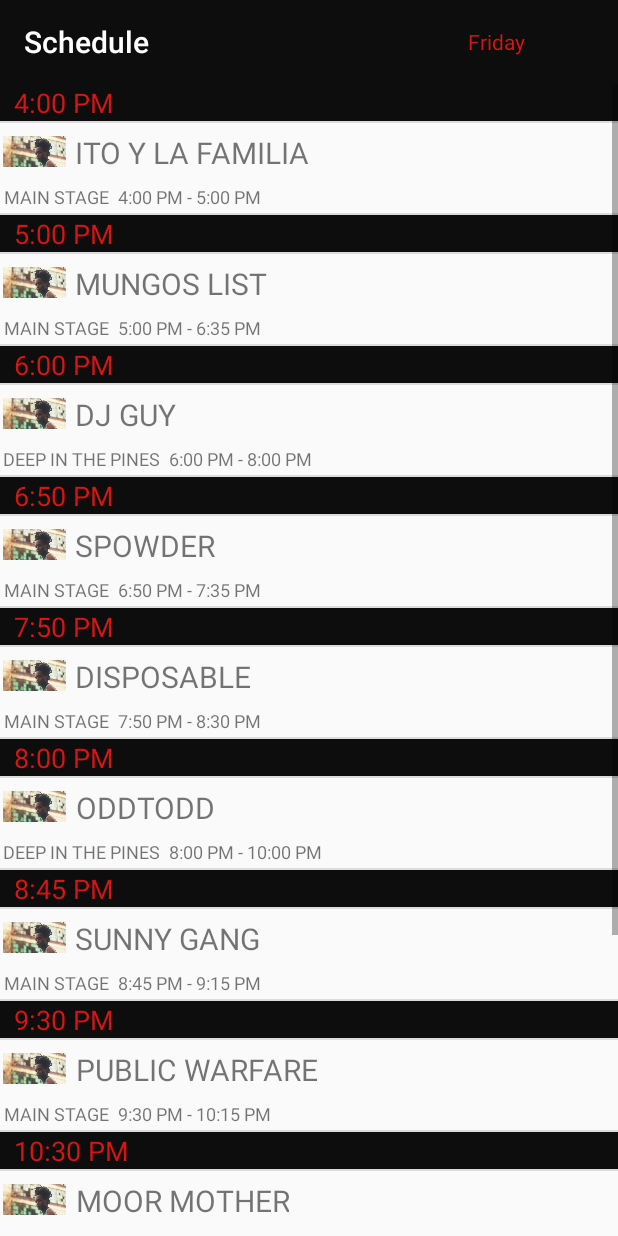
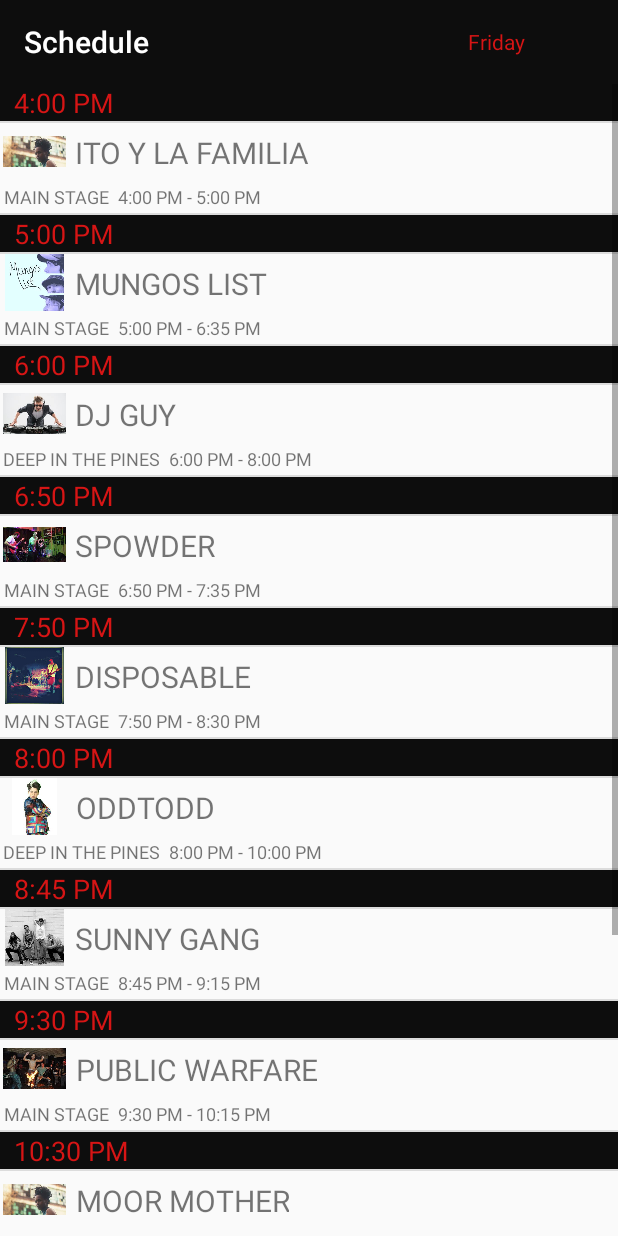
Before and after one commit to rbaro456/Madliberation-Android, an Android app: the Schedule screen opened directly, with no data from a screen before it, on a phone screen of 412 x 824 dp. Run offline under Robolectric (Android 15) with nearby library versions, the phone set to English and light mode, and no system bars.

Commit message:
Put artist images in the schedule activity. When aritist is clicked in schedule activity it leads to the artist's info page.

```diff
--- a/app/src/main/java/com/madliberationfestival/robertbarbaro/madliberation/DataBaseHelper.java
+++ b/app/src/main/java/com/madliberationfestival/robertbarbaro/madliberation/DataBaseHelper.java
@@ -6,6 +6,7 @@ import android.database.SQLException;
 import android.database.sqlite.SQLiteDatabase;
 import android.database.sqlite.SQLiteException;
 import android.database.sqlite.SQLiteOpenHelper;
+import android.widget.Toast;
 
 import com.madliberationfestival.robertbarbaro.madliberation.Model.Artist;
 import com.madliberationfestival.robertbarbaro.madliberation.Model.ArtistSchedule;
@@ -167,7 +168,7 @@ public class DataBaseHelper extends SQLiteOpenHelper {
         openDataBase();
 
         Cursor cursor = myDataBase.rawQuery(
-                "Select * from artist where name = " + "'" + artistName+ "'",null);
+                "Select * from artist where name = ?", new String[] {artistName});
 
         Artist artist = null;
 
@@ -188,6 +189,33 @@ public class DataBaseHelper extends SQLiteOpenHelper {
 
         return artist;
 
+    }
+
+    public String getArtistImage(String artistName) {
+
+        openDataBase();
+
+        Cursor cursor = myDataBase.rawQuery(
+                "Select image from artist where name = ?",new String[] {artistName});
+
+        String image = null;
+
+        if (cursor.moveToFirst()){
+            do{
+
+                 image = cursor.getString(cursor.getColumnIndex("image"));
+
+
+
+            }while(cursor.moveToNext());
+        }
+        cursor.close();
+
+        close();
+
+
+
+        return image;
     }
 
     public List<Artist> getArtists() {
--- a/app/src/main/java/com/madliberationfestival/robertbarbaro/madliberation/Schedule/Schedule.java
+++ b/app/src/main/java/com/madliberationfestival/robertbarbaro/madliberation/Schedule/Schedule.java
@@ -1,5 +1,6 @@
 package com.madliberationfestival.robertbarbaro.madliberation.Schedule;
 
+import android.content.Intent;
 import android.graphics.PorterDuff;
 import android.support.v7.app.AppCompatActivity;
 import android.os.Bundle;
@@ -9,8 +10,10 @@ import android.widget.AdapterView;
 import android.widget.ArrayAdapter;
 import android.widget.ListView;
 import android.widget.Spinner;
+import android.widget.Toast;
 
 
+import com.madliberationfestival.robertbarbaro.madliberation.ArtistInfoPage.ArtistInfo;
 import com.madliberationfestival.robertbarbaro.madliberation.DataBaseHelper;
 import com.madliberationfestival.robertbarbaro.madliberation.Model.ArtistSchedule;
 import com.madliberationfestival.robertbarbaro.madliberation.R;
@@ -48,7 +51,28 @@ public class Schedule extends AppCompatActivity implements AdapterView.OnItemSel
         spinnerAdapter.setDropDownViewResource(R.layout.spin_item);
         daySpinner.setAdapter(spinnerAdapter);
         daySpinner.setOnItemSelectedListener(this);
-        daySpinner.getBackground().setColorFilter(getResources().getColor(R.color.colorPrimary), PorterDuff.Mode.SRC_ATOP);
+        daySpinner.getBackground().setColorFilter(getResources().getColor(R.color.colorPrimary),
+                PorterDuff.Mode.SRC_ATOP);
+
+        ListView scheduleListView = findViewById(R.id.schedule);
+
+        scheduleListView.setOnItemClickListener(new AdapterView.OnItemClickListener() {
+            @Override
+            public void onItemClick(AdapterView<?> parent, View view, int position,
+                                    long id) {
+                Toast.makeText(getApplication(),
+                        "Position clicked " + position, Toast.LENGTH_LONG).show();
+
+                ArtistSchedule entry = (ArtistSchedule) parent.getItemAtPosition(position);
+
+
+                Intent intent = new Intent(getBaseContext(), ArtistInfo.class);
+                intent.putExtra("ARTIST_NAME", entry.getArtistName());
+                startActivity(intent);
+            }
+        });
+
+
 
     }
 
@@ -68,6 +92,24 @@ public class Schedule extends AppCompatActivity implements AdapterView.OnItemSel
         ScheduleListAdapter adapter = new ScheduleListAdapter(this, artistSetTimeSchedule);
         ListView artistsList = findViewById(R.id.schedule);
         artistsList.setAdapter(adapter);
+        /*
+        artistsList.setOnClickListener(
+
+                new AdapterView.OnItemClickListener() {
+
+
+                    @Override
+                    public void onItemClick(AdapterView<?> parent, View view, int position, long id) {
+                        Toast.makeText(getApplication(),
+                                "Position clicked " + position, Toast.LENGTH_LONG).show();
+
+                        Intent intent = new Intent(getBaseContext(), ArtistInfo.class);
+                        intent.putExtra("ARTIST_NAME", schedule.get(position).getArtistName());
+                        startActivity(intent);
+                    }
+                }
+        );
+        */
     }
 
 
--- a/app/src/main/java/com/madliberationfestival/robertbarbaro/madliberation/Schedule/ScheduleListAdapter.java
+++ b/app/src/main/java/com/madliberationfestival/robertbarbaro/madliberation/Schedule/ScheduleListAdapter.java
@@ -1,14 +1,21 @@
 package com.madliberationfestival.robertbarbaro.madliberation.Schedule;
 
 import android.app.Activity;
+import android.graphics.Bitmap;
+import android.graphics.BitmapFactory;
 import android.view.View;
 import android.view.ViewGroup;
 import android.widget.BaseAdapter;
+import android.widget.ImageView;
 import android.widget.TextView;
+import android.widget.Toast;
 
+import com.madliberationfestival.robertbarbaro.madliberation.DataBaseHelper;
 import com.madliberationfestival.robertbarbaro.madliberation.Model.ArtistSchedule;
 import com.madliberationfestival.robertbarbaro.madliberation.R;
 
+import java.io.IOException;
+import java.io.InputStream;
 import java.util.ArrayList;
 
 
@@ -76,6 +83,23 @@ public class ScheduleListAdapter extends BaseAdapter {
             TextView time = convertView.findViewById(R.id.times);
             time.setText(timeString);
 
+            DataBaseHelper db = new DataBaseHelper(activity);
+            String artistImage = db.getArtistImage(artistInfo.getArtistName());
+
+
+            try {
+                InputStream is = activity.getAssets().open(artistImage);
+
+                Bitmap bm =  BitmapFactory.decodeStream(is);
+
+                ImageView imageView = convertView.findViewById(R.id.artists_image);
+                imageView.setImageBitmap(bm);
+
+
+            } catch (IOException e) {
+                e.printStackTrace();
+            }
+
         } else {
 
             convertView = activity.getLayoutInflater().inflate(R.layout.time_stamp, null);
```
